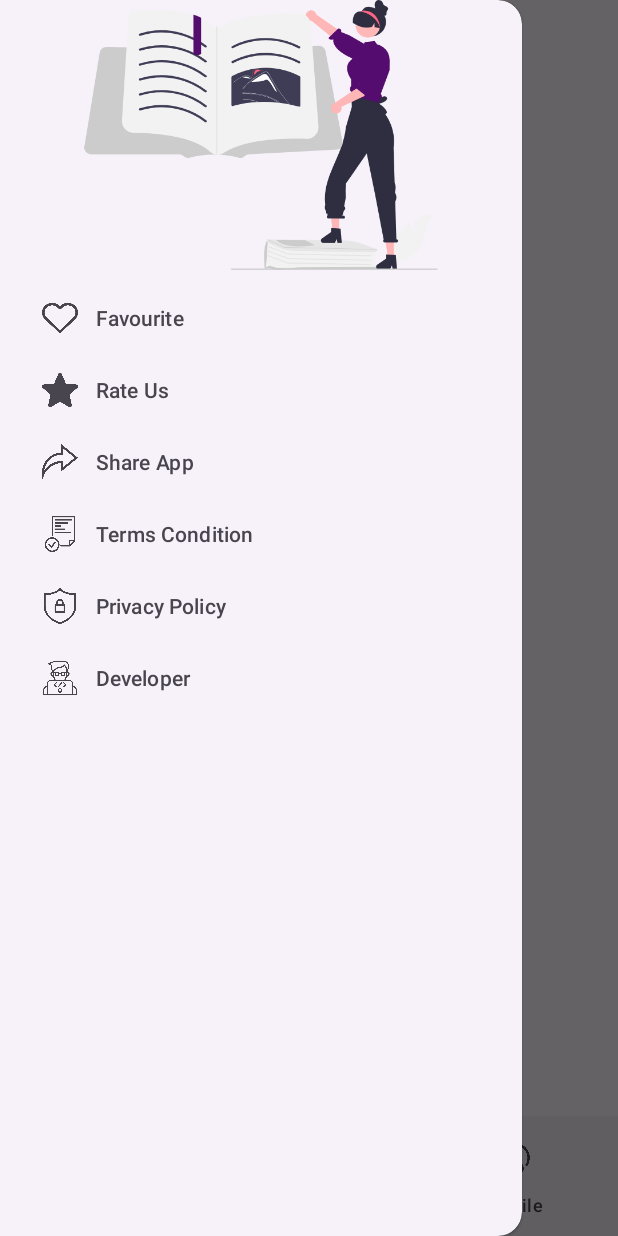
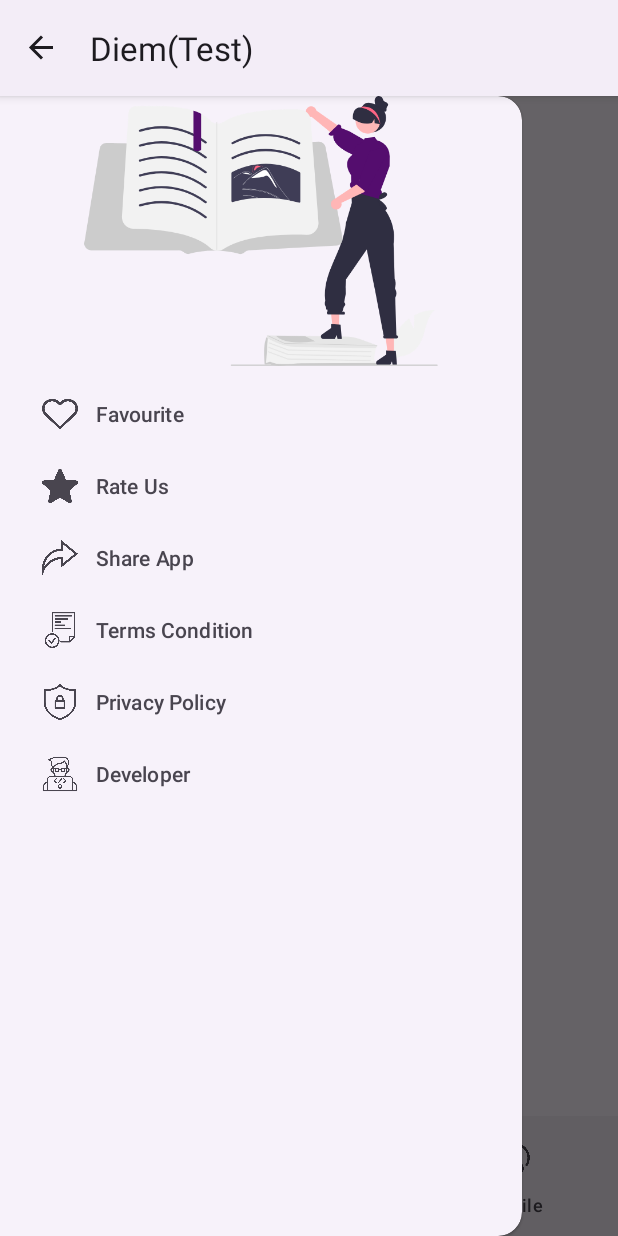
Before and after one commit to JuanBeltran09/DiemTest, an Android app: the screen it shows after launch once a user with an empty profile is signed in (MainActivity), with the side drawer open, on a phone screen of 412 x 824 dp. Run offline under Robolectric (Android 15) with nearby library versions, the phone set to English and light mode, and no system bars; our stand-ins replace Firebase (no records; nobody signed in at launch, a user with empty details on screens opened directly), navigation-ui.

```diff
--- a/app/build.gradle.kts
+++ b/app/build.gradle.kts
@@ -58,5 +58,6 @@ dependencies {
 
     implementation ("com.github.bumptech.glide:glide:4.16.0")
     implementation ("de.hdodenhof:circleimageview:3.1.0")
+    implementation ("com.github.yuyakaido:CardStackView:v2.3.4")
 
 }
--- a/app/src/main/java/com/example/diemtest/ui/DatingFragment.kt
+++ b/app/src/main/java/com/example/diemtest/ui/DatingFragment.kt
@@ -1,60 +1,45 @@
 package com.example.diemtest.ui
 
 import android.os.Bundle
+import android.util.Log
 import androidx.fragment.app.Fragment
 import android.view.LayoutInflater
 import android.view.View
 import android.view.ViewGroup
+import android.widget.Toast
 import com.example.diemtest.R
+import com.example.diemtest.databinding.FragmentDatingBinding
+import com.google.firebase.database.DataSnapshot
+import com.google.firebase.database.DatabaseError
+import com.google.firebase.database.FirebaseDatabase
+import com.google.firebase.database.ValueEventListener
 
-// TODO: Rename parameter arguments, choose names that match
-// the fragment initialization parameters, e.g. ARG_ITEM_NUMBER
-private const val ARG_PARAM1 = "param1"
-private const val ARG_PARAM2 = "param2"
+class DatingFragment : Fragment() {
 
-/**
- * A simple [Fragment] subclass.
- * Use the [DatingFragment.newInstance] factory method to
- * create an instance of this fragment.
- */
-class DatingFragment : Fragment() {
-    // TODO: Rename and change types of parameters
-    private var param1: String? = null
-    private var param2: String? = null
-
-    override fun onCreate(savedInstanceState: Bundle?) {
-        super.onCreate(savedInstanceState)
-        arguments?.let {
-            param1 = it.getString(ARG_PARAM1)
-            param2 = it.getString(ARG_PARAM2)
-        }
-    }
-
+    private lateinit var binding: FragmentDatingBinding
     override fun onCreateView(
         inflater: LayoutInflater, container: ViewGroup?,
         savedInstanceState: Bundle?
     ): View? {
         // Inflate the layout for this fragment
-        return inflater.inflate(R.layout.fragment_dating, container, false)
+        binding = FragmentDatingBinding.inflate(layoutInflater)
+
+        getData()
+
+        return binding.root
     }
 
-    companion object {
-        /**
-         * Use this factory method to create a new instance of
-         * this fragment using the provided parameters.
-         *
-         * @param param1 Parameter 1.
-         * @param param2 Parameter 2.
-         * @return A new instance of fragment DatingFragment.
-         */
-        // TODO: Rename and change types and number of parameters
-        @JvmStatic
-        fun newInstance(param1: String, param2: String) =
-            DatingFragment().apply {
-                arguments = Bundle().apply {
-                    putString(ARG_PARAM1, param1)
-                    putString(ARG_PARAM2, param2)
+    private fun getData() {
+        FirebaseDatabase.getInstance().getReference("users")
+            .addValueEventListener(object  : ValueEventListener{
+                override fun onDataChange(snapshot: DataSnapshot) {
+                    Log.d("SHUBH","onDataChange: ${snapshot.toString()}")
                 }
-            }
+
+                override fun onCancelled(error: DatabaseError) {
+                    Toast.makeText(requireContext(), error.message, Toast.LENGTH_SHORT).show()
+                }
+
+            })
     }
 }
--- a/app/src/main/res/values-night/themes.xml
+++ b/app/src/main/res/values-night/themes.xml
@@ -1,6 +1,6 @@
 <resources xmlns:tools="http://schemas.android.com/tools">
     <!-- Base application theme. -->
-    <style name="Base.Theme.DiemTest" parent="Theme.Material3.DayNight.NoActionBar">
+    <style name="Base.Theme.DiemTest" parent="Theme.Material3.DayNight">
         <!-- Customize your dark theme here. -->
         <!-- <item name="colorPrimary">@color/my_dark_primary</item> -->
     </style>
--- a/app/src/main/res/values/themes.xml
+++ b/app/src/main/res/values/themes.xml
@@ -1,6 +1,6 @@
 <resources xmlns:tools="http://schemas.android.com/tools">
     <!-- Base application theme. -->
-    <style name="Base.Theme.DiemTest" parent="Theme.Material3.DayNight.NoActionBar">
+    <style name="Base.Theme.DiemTest" parent="Theme.Material3.DayNight">
 
         <item name="colorPrimary">@color/colorPrimary</item>
         <item name="colorPrimaryVariant">@color/colorPrimary</item>
--- a/settings.gradle.kts
+++ b/settings.gradle.kts
@@ -4,6 +4,7 @@ pluginManagement {
         mavenCentral()
         gradlePluginPortal()
 
+        maven { url = uri("https://www.jitpack.io") }
     }
 }
 dependencyResolutionManagement {
@@ -11,6 +12,7 @@ dependencyResolutionManagement {
     repositories {
         google()
         mavenCentral()
+        maven { url = uri("https://www.jitpack.io") }
     jcenter()}
 }
 
```
Also changed, not shown: app/src/main/res/layout/fragment_dating.xml (+5 -5 lines).
